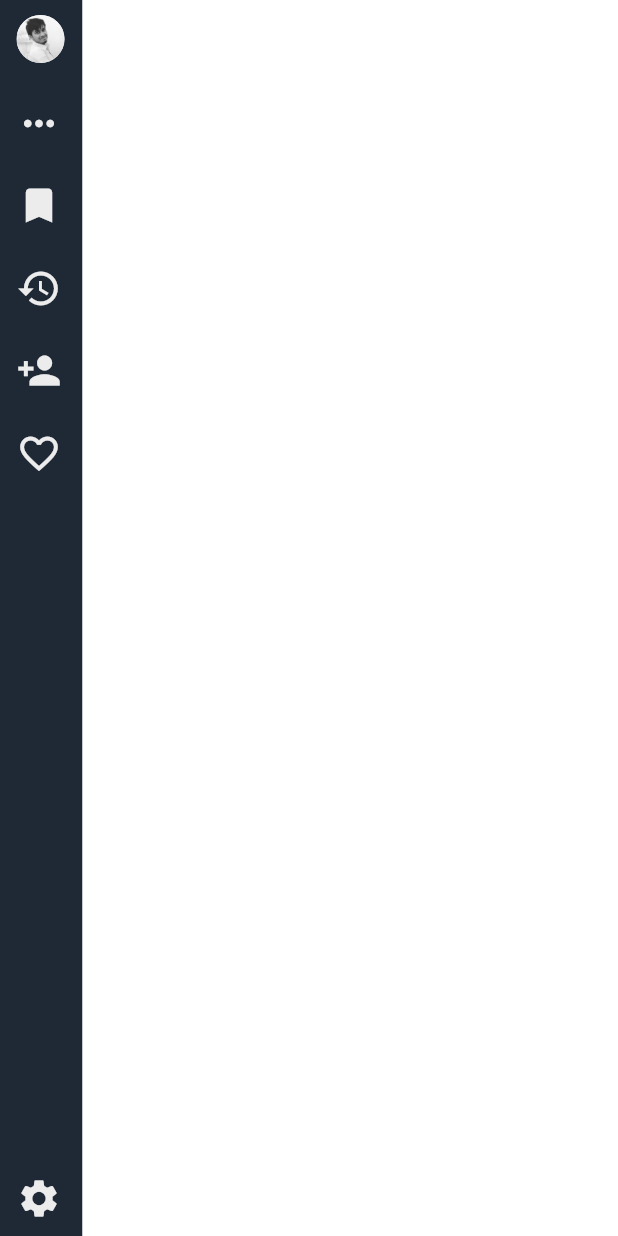
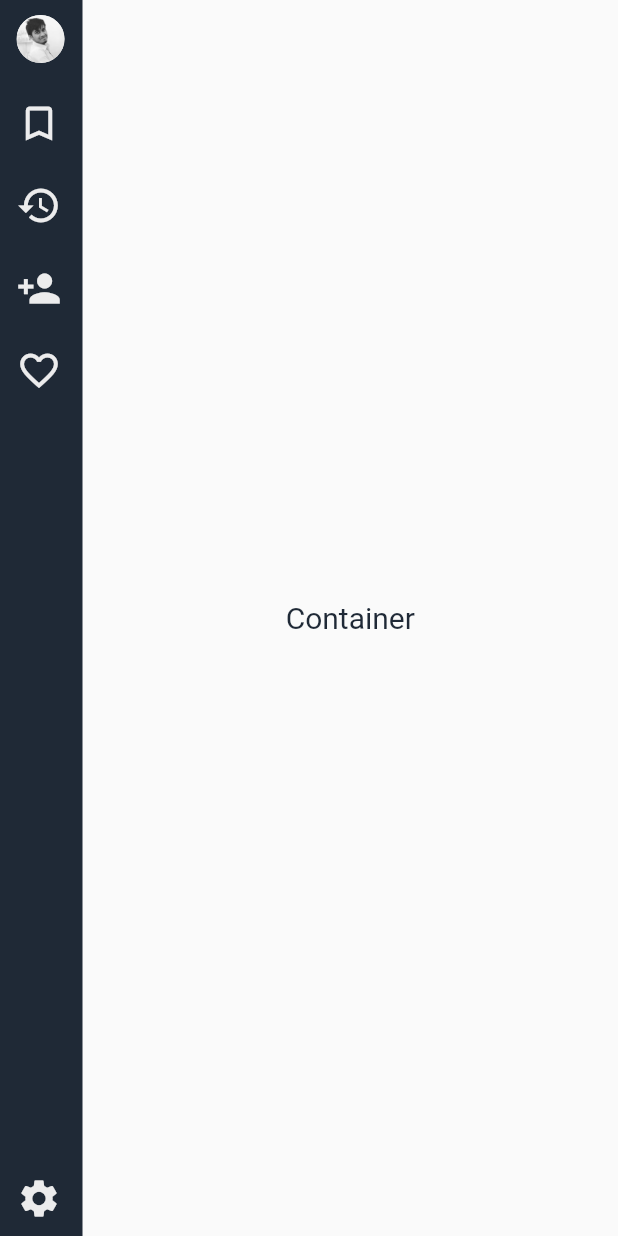
Before and after one commit to ShashidharNagaral/HideNSeekDrawer, a Flutter app: the screen it shows after launch, on a phone screen of 412 x 824 dp. Run offline on Flutter 3.47's test engine with Material 2 defaults, Android fonts, the phone set to English and light mode, and no system bars.

Commit message:
done initial!

```diff
--- a/lib/main.dart
+++ b/lib/main.dart
@@ -1,7 +1,7 @@
 import 'package:flutter/cupertino.dart';
 import 'package:flutter/material.dart';
 import 'package:flutter/services.dart';
-import 'package:hidenseekdrawer/hide_n_seek.dart';
+import 'package:hidenseekdrawer/screens/home_page.dart';
 
 void main() => runApp(MyApp());
 
@@ -16,28 +16,3 @@ class MyApp extends StatelessWidget {
     );
   }
 }
-
-class MyHomePage extends StatefulWidget {
-  @override
-  _MyHomePageState createState() => _MyHomePageState();
-}
-
-class _MyHomePageState extends State<MyHomePage> {
-  @override
-  Widget build(BuildContext context) {
-    return Scaffold(
-//      drawer: HideNSeek(),
-      body: Row(
-        crossAxisAlignment: CrossAxisAlignment.stretch,
-        children: <Widget>[
-          HideNSeek(),
-          Expanded(
-            child: Container(
-              color: Colors.white,
-            ),
-          )
-        ],
-      ),
-    );
-  }
-}
--- /dev/null
+++ b/lib/screens/home_page.dart
@@ -0,0 +1,59 @@
+import 'package:flutter/material.dart';
+import 'package:hidenseekdrawer/constants.dart';
+import 'package:hidenseekdrawer/hide_n_seek.dart';
+
+class MyHomePage extends StatefulWidget {
+  @override
+  _MyHomePageState createState() => _MyHomePageState();
+}
+
+const double hideWidth = 55;
+const double seekWidth = 300;
+
+class _MyHomePageState extends State<MyHomePage> {
+  @override
+  Widget build(BuildContext context) {
+    Size size = MediaQuery.of(context).size;
+    return Scaffold(
+      ///if drawer is to be used in scaffold, =>
+      ///1. adjust the width of positionWidget below,
+      ///2. pop the context before navigating (inside HideNSeek drawer) to new screen.
+//      drawer: HideNSeek(
+//        hideWidth: hideWidth,
+//        seekWidth: seekWidth,
+//      ),
+      body: Row(
+        crossAxisAlignment: CrossAxisAlignment.stretch,
+        children: <Widget>[
+          HideNSeek(
+            hideWidth: hideWidth,
+            seekWidth: seekWidth,
+          ),
+
+          ///main page for the application
+          Expanded(
+            child: Stack(
+              overflow: Overflow.clip,
+              children: <Widget>[
+                Positioned(
+                  ///remove hideWidth if drawer is used in scaffold
+                  width: size.width - hideWidth,
+                  height: size.height,
+                  child: Center(
+                    child: Text(
+                      'Container',
+                      style: TextStyle(
+                        color: kGreyColor,
+                        fontSize: 20,
+                      ),
+                    ),
+                  ),
+                ),
+              ],
+            ),
+          )
+        ],
+      ),
+    );
+  }
+}
--- a/lib/widgets/list_item.dart
+++ b/lib/widgets/list_item.dart
@@ -20,19 +20,16 @@ class CustomItem extends StatelessWidget {
   final IconData icon;
   @override
   Widget build(BuildContext context) {
-    return Padding(
-      padding: isHided ? EdgeInsets.only(left: 0) : EdgeInsets.all(0),
+    return GestureDetector(
+      onTap: onTap,
       child: Row(
         children: <Widget>[
           Visibility(
             visible: icon == null ? false : true,
-            child: GestureDetector(
-              onTap: onTap,
-              child: Icon(
-                icon,
-                color: kWhiteColor,
-                size: 30,
-              ),
+            child: Icon(
+              icon,
+              color: kWhiteColor,
+              size: 30,
             ),
           ),
           Visibility(
```
Also changed, not shown: lib/hide_n_seek.dart (+135 -38 lines), lib/screens/new_page.dart (added, +26 -0 lines), lib/widgets/my_popup.dart (added, +14 -0 lines).
